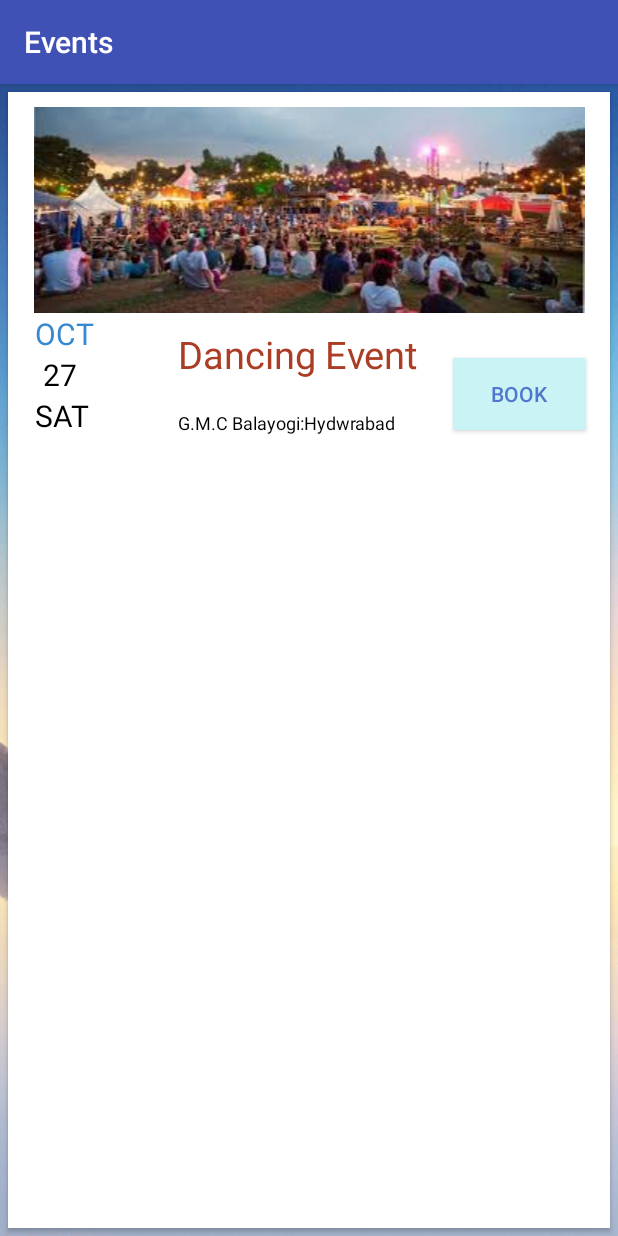
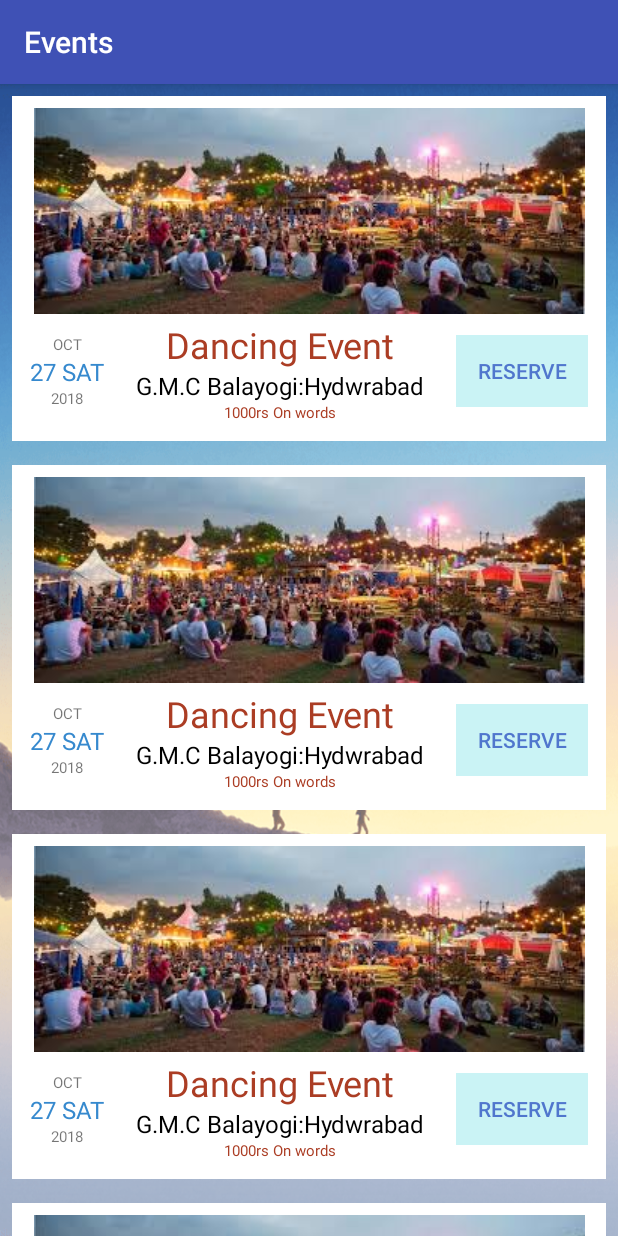
Before and after one commit to vamsheekrishna/pub, an Android app: the EventsFragment screen opened directly, with no data from a screen before it, on a phone screen of 412 x 824 dp. Run offline under Robolectric (Android 15) with nearby library versions, the phone set to English and light mode, and no system bars; network calls fail.

Commit message:
implemented event list view

```diff
--- a/pub_source/app/build.gradle
+++ b/pub_source/app/build.gradle
@@ -16,8 +16,8 @@ android {
             proguardFiles getDefaultProguardFile('proguard-android.txt'), 'proguard-rules.pro'
         }
         debug {
-            buildConfigField "String", "IMAGE_BASE_URL", "\"http://admin.peelabus.com/\""
-            buildConfigField "String", "BASE_URL", "\"http://admin.peelabus.com/webservices/\""
+            buildConfigField "String", "IMAGE_BASE_URL", "\"http://faithindia.org/vAm/my_events/api/\""
+            buildConfigField "String", "BASE_URL", "\"http://faithindia.org/vAm/my_events/api/\""
             buildConfigField "boolean", "IS_DEBUG", "false"
             //buildConfigField "String", "LOGIN_URL", "http://admin.peelabus.com/webservices/parentlogin.asmx/ParentLogin"
         }
@@ -40,6 +40,7 @@ dependencies {
     androidTestImplementation 'com.android.support.test:runner:1.0.2'
     androidTestImplementation 'com.android.support.test.espresso:espresso-core:3.0.2'
     implementation 'com.android.volley:volley:1.1.0'
+    implementation 'com.android.support:recyclerview-v7:28.0.0'
 
     //sms autothentication start
     implementation 'com.google.firebase:firebase-messaging:17.1.0'
--- a/pub_source/app/src/main/java/pub/com/mypub/authentication/Fforgot_1Fragment.java
+++ b/pub_source/app/src/main/java/pub/com/mypub/authentication/Fforgot_1Fragment.java
@@ -18,6 +18,7 @@ import org.json.JSONObject;
 
 import java.util.HashMap;
 
+import pub.com.mypub.BuildConfig;
 import pub.com.mypub.R;
 
 /**
@@ -123,7 +124,7 @@ public class Fforgot_1Fragment extends NetworkBaseFragment implements View.OnCli
                         HashMap<String, String> parems = new HashMap<>();
                         parems.put("password", myProfile.mPassword);
 
-                        stringAPIRequest(parems, Request.Method.POST, "http://faithindia.org/vAm/my_events/api/login.php/insertUserData", "registration");
+                        stringAPIRequest(parems, Request.Method.POST, BuildConfig.BASE_URL+"login.php/insertUserData", "registration");
                     }
                     else {
                         Toast.makeText(getActivity(), "password not matching", Toast.LENGTH_LONG).show();
--- a/pub_source/app/src/main/java/pub/com/mypub/authentication/ForgetFragment.java
+++ b/pub_source/app/src/main/java/pub/com/mypub/authentication/ForgetFragment.java
@@ -23,6 +23,7 @@ import org.json.JSONObject;
 
 import java.util.HashMap;
 
+import pub.com.mypub.BuildConfig;
 import pub.com.mypub.R;
 
 
@@ -154,7 +155,7 @@ public class ForgetFragment extends NetworkBaseFragment  implements View.OnClick
                 //
                 HashMap<String, String> parems = new HashMap<>();
                 parems.put("mobile_number", myProfile.mPhoneNumber);
-                stringAPIRequest(parems, Request.Method.POST, "http://faithindia.org/vAm/my_events/api/login.php/getLoginDetails", "login");
+                stringAPIRequest(parems, Request.Method.POST, BuildConfig.BASE_URL+"login.php/getLoginDetails", "login");
 
                 break;
 
--- a/pub_source/app/src/main/java/pub/com/mypub/authentication/LoginFragment.java
+++ b/pub_source/app/src/main/java/pub/com/mypub/authentication/LoginFragment.java
@@ -20,6 +20,7 @@ import org.json.JSONObject;
 
 import java.util.HashMap;
 
+import pub.com.mypub.BuildConfig;
 import pub.com.mypub.R;
 
 public class LoginFragment extends NetworkBaseFragment implements View.OnClickListener{
@@ -161,7 +162,7 @@ public class LoginFragment extends NetworkBaseFragment implements View.OnClickLi
                 HashMap<String, String> parems = new HashMap<>();
                 parems.put("password", myProfile.mPassword);
                 parems.put("mobile_number", myProfile.mPhoneNumber);
-                stringAPIRequest(parems, Request.Method.POST, "http://faithindia.org/vAm/my_events/api/login.php/getLoginDetails", "login");
+                stringAPIRequest(parems, Request.Method.POST, BuildConfig.BASE_URL+"login.php/getLoginDetails", "login");
                 break;
         }}
     }
--- a/pub_source/app/src/main/java/pub/com/mypub/authentication/RegistrationFragment.java
+++ b/pub_source/app/src/main/java/pub/com/mypub/authentication/RegistrationFragment.java
@@ -17,6 +17,7 @@ import org.json.JSONObject;
 
 import java.util.HashMap;
 
+import pub.com.mypub.BuildConfig;
 import pub.com.mypub.R;
 
 public class RegistrationFragment extends NetworkBaseFragment implements View.OnClickListener {
@@ -141,7 +142,7 @@ public class RegistrationFragment extends NetworkBaseFragment implements View.On
                     parems.put("password", myProfile.mPassword);
                     parems.put("mobile_number", myProfile.mPhoneNumber);
 
-                    stringAPIRequest(parems, Request.Method.POST, "http://faithindia.org/vAm/my_events/api/login.php/insertUserData", "registration");
+                    stringAPIRequest(parems, Request.Method.POST, BuildConfig.BASE_URL+"login.php/insertUserData", "registration");
                 }
                 else {
                     Toast.makeText(getActivity(), "password not matching", Toast.LENGTH_LONG).show();
--- /dev/null
+++ b/pub_source/app/src/main/java/pub/com/mypub/home/EventListAdapter.java
@@ -0,0 +1,31 @@
+package pub.com.mypub.home;
+
+import android.support.annotation.NonNull;
+import android.support.v7.widget.RecyclerView;
+import android.view.LayoutInflater;
+import android.view.View;
+import android.view.ViewGroup;
+
+import pub.com.mypub.R;
+
+public class EventListAdapter extends RecyclerView.Adapter<EventObject> {
+    @NonNull
+    @Override
+    public EventObject onCreateViewHolder(@NonNull ViewGroup viewGroup, int i) {
+        View itemView = LayoutInflater.from(viewGroup.getContext())
+                .inflate(R.layout.event_list_row, viewGroup, false);
+
+        return new EventObject(itemView);
+    }
+
+    @Override
+    public void onBindViewHolder(@NonNull EventObject eventObject, int i) {
+
+    }
+
+
+    @Override
+    public int getItemCount() {
+        return 6;
+    }
+}
--- /dev/null
+++ b/pub_source/app/src/main/java/pub/com/mypub/home/EventObject.java
@@ -0,0 +1,12 @@
+package pub.com.mypub.home;
+
+import android.support.annotation.NonNull;
+import android.support.v7.widget.RecyclerView;
+import android.view.View;
+
+public class EventObject extends RecyclerView.ViewHolder {
+
+    public EventObject(View view) {
+        super(view);
+    }
+}
--- a/pub_source/app/src/main/java/pub/com/mypub/home/EventsFragment.java
+++ b/pub_source/app/src/main/java/pub/com/mypub/home/EventsFragment.java
@@ -1,19 +1,17 @@
 package pub.com.mypub.home;
 
 import android.content.Context;
-import android.net.Uri;
 import android.os.Bundle;
 import android.support.v4.app.Fragment;
+import android.support.v7.widget.DefaultItemAnimator;
+import android.support.v7.widget.LinearLayoutManager;
+import android.support.v7.widget.RecyclerView;
 import android.view.LayoutInflater;
 import android.view.View;
 import android.view.ViewGroup;
 
-import com.android.volley.Request;
+import pub.com.mypub.R;
 
-import java.util.HashMap;
-
-import pub.com.mypub.R;
-//import pub.com.mypub.authentication.MyProfile;
 
 public class EventsFragment extends Fragment implements View.OnClickListener{
     private static final String ARG_PARAM1 = "param1";
@@ -51,8 +49,18 @@ public class EventsFragment extends Fragment implements View.OnClickListener{
                              Bundle savedInstanceState) {
         // Inflate the layout for this fragment
         View view = inflater.inflate(R.layout.fragment_events, container, false);
-        view.findViewById(R.id.book).setOnClickListener(this);
+        //view.findViewById(R.id.book).setOnClickListener(this);
         getActivity().setTitle("Events");
+
+        RecyclerView recyclerView = (RecyclerView) view.findViewById(R.id.event_list);
+
+        EventListAdapter mAdapter = new EventListAdapter();
+        RecyclerView.LayoutManager mLayoutManager = new LinearLayoutManager(getContext());
+        recyclerView.setLayoutManager(mLayoutManager);
+        recyclerView.setItemAnimator(new DefaultItemAnimator());
+        recyclerView.setAdapter(mAdapter);
+
+
         return view;
     }
 
--- /dev/null
+++ b/pub_source/app/src/main/res/layout/event_list_row.xml
@@ -0,0 +1,105 @@
+<?xml version="1.0" encoding="utf-8"?>
+<android.support.constraint.ConstraintLayout
+    xmlns:android="http://schemas.android.com/apk/res/android"
+    xmlns:app="http://schemas.android.com/apk/res-auto"
+    android:id="@+id/card_view"
+    android:layout_gravity="center"
+    android:layout_width="wrap_content"
+    android:layout_height="wrap_content"
+    android:background="@color/TextColor.White"
+    android:layout_margin="8dp"
+    android:padding="8dp"
+    app:layout_constraintCircleRadius="@dimen/card_album_radius">
+    <LinearLayout
+        android:orientation="vertical"
+        android:layout_width="wrap_content"
+        android:layout_height="wrap_content">
+        <ImageView
+            android:layout_width="match_parent"
+            android:layout_height="wrap_content"
+            android:id="@+id/top_view"
+            android:src="@drawable/event"
+            android:scaleType="centerInside"
+            />
+        <RelativeLayout
+            android:padding="4dp"
+            android:layout_width="match_parent"
+            android:layout_height="wrap_content"
+            >
+            <LinearLayout
+                android:id="@+id/date_layout"
+                android:gravity="center"
+                android:layout_centerVertical="true"
+                android:orientation="vertical"
+                android:layout_width="wrap_content"
+                android:layout_height="wrap_content">
+                <TextView
+                    android:layout_width="wrap_content"
+                    android:layout_height="wrap_content"
+                    android:id="@+id/month"
+                    android:text="OCT"
+                    android:textSize="10sp"/>
+                <TextView
+                    android:layout_width="wrap_content"
+                    android:layout_height="wrap_content"
+                    android:id="@+id/day"
+                    android:text="27 SAT"
+                    android:textColor= "#3689CE  "
+                    android:textSize="16sp"/>
+                <TextView
+                    android:textSize="10sp"
+                    android:id="@+id/year"
+                    android:layout_width="wrap_content"
+                    android:layout_height="wrap_content"
+                    android:text="2018"/>
+            </LinearLayout>
+            <LinearLayout
+                android:layout_centerVertical="true"
+                android:id="@+id/view_right"
+                android:layout_alignParentEnd="true"
+                android:orientation="vertical"
+                android:gravity="center"
+                android:layout_width="wrap_content"
+                android:layout_height="wrap_content">
+                <Button
+                    android:layout_width="wrap_content"
+                    android:layout_height="wrap_content"
+                    android:text="RESERVE"
+                    android:textColor="#5076CD "
+                    android:background="#CAF3F5  "
+                    android:id="@+id/book"/>
+            </LinearLayout>
+            <LinearLayout
+                android:layout_centerVertical="true"
+                android:layout_toEndOf="@+id/date_layout"
+                android:layout_toStartOf="@+id/view_right"
+                android:orientation="vertical"
+                android:gravity="center"
+                android:layout_width="wrap_content"
+                android:layout_height="wrap_content">
+                <TextView
+                    android:layout_width="wrap_content"
+                    android:layout_height="wrap_content"
+                    android:id="@+id/event"
+                    android:textSize="24sp"
+                    android:text="Dancing Event"
+                    android:textColor= "#AB3D24"/>
+                <TextView
+                    android:layout_width="wrap_content"
+                    android:layout_height="wrap_content"
+                    android:id="@+id/detail"
+                    android:textSize="16sp"
+                    android:text="G.M.C Balayogi:Hydwrabad"
+                    android:textColor="@android:color/black"/>
+
+                <TextView
+                    android:layout_width="wrap_content"
+                    android:layout_height="wrap_content"
+                    android:id="@+id/amount"
+                    android:textSize="10sp"
+                    android:text="1000rs On words"
+                    android:textColor= "#AB3D24"/>
+            </LinearLayout>
+        </RelativeLayout>
+    </LinearLayout>
+</android.support.constraint.ConstraintLayout>
--- a/pub_source/app/src/main/res/layout/fragment_events.xml
+++ b/pub_source/app/src/main/res/layout/fragment_events.xml
@@ -1,104 +1,19 @@
 <FrameLayout xmlns:android="http://schemas.android.com/apk/res/android"
     xmlns:tools="http://schemas.android.com/tools"
-    android:layout_width="match_parent"
-    android:layout_height="match_parent"
+    android:layout_width="wrap_content"
+    android:layout_height="wrap_content"
     android:background="@android:color/transparent"
     tools:context="pub.com.mypub.home.EventsFragment">
 
+    <android.support.v7.widget.RecyclerView
+        android:id="@+id/event_list"
+        android:layout_width="match_parent"
+        android:layout_height="match_parent"/>
+    <!--<android.support.v7.widget.CardView
+        xmlns:card_view="http://schemas.android.com/apk/res-auto"
+        >
 
-    <android.support.v7.widget.CardView
-        xmlns:card_view="http://schemas.android.com/apk/res-auto"
-        android:id="@+id/card_view"
-        android:layout_gravity="center"
-        android:layout_width="match_parent"
-        android:layout_height="match_parent"
-        android:layout_margin="@dimen/card_margin"
-        android:elevation="3dp"
-        card_view:cardCornerRadius="@dimen/card_album_radius">
 
-    <RelativeLayout
-        android:layout_width="match_parent"
-        android:layout_height="wrap_content"
-        android:background="@drawable/gradient_bg"
-        >
-        <ImageView
-            android:layout_width="match_parent"
-            android:layout_height="wrap_content"
-            android:id="@+id/rr"
-            android:src="@drawable/event"
-            android:layout_marginTop="10dp"
-            />
 
-<TextView
-    android:layout_width="wrap_content"
-    android:layout_height="wrap_content"
-    android:id="@+id/date"
-    android:paddingStart="8dp"
-    android:paddingEnd="8dp"
-    android:text="OCT"
-    android:textColor= "#3689CE  "
-    android:textSize="20dp"
-    android:layout_below="@+id/rr"
-    android:layout_marginLeft="10dp"/>
-        <TextView
-            android:layout_width="wrap_content"
-            android:layout_height="wrap_content"
-            android:id="@+id/date1"
-            android:paddingStart="8dp"
-            android:paddingEnd="8dp"
-            android:text="27"
-            android:textColor="@android:color/black"
-            android:textSize="20dp"
-            android:layout_below="@+id/date"
-            android:layout_marginLeft="15dp"/>
-        <TextView
-            android:layout_width="wrap_content"
-            android:layout_height="wrap_content"
-            android:id="@+id/date2"
-            android:paddingStart="8dp"
-            android:paddingEnd="8dp"
-            android:text="SAT"
-            android:textColor="@android:color/black"
-            android:textSize="20dp"
-            android:layout_below="@+id/date1"
-            android:layout_marginLeft="10dp"/>
-        <TextView
-            android:layout_width="wrap_content"
-            android:layout_height="wrap_content"
-            android:id="@+id/event"
-            android:paddingStart="8dp"
-            android:paddingEnd="8dp"
-            android:text="Dancing Event"
-            android:textSize="25dp"
-            android:layout_below="@+id/rr"
-            android:layout_toRightOf="@+id/date"
-            android:padding="10dp"
-            android:layout_marginLeft="40dp"
-            android:textColor= "#AB3D24"/>
-        <TextView
-            android:layout_width="wrap_content"
-            android:layout_height="wrap_content"
-            android:id="@+id/detail"
-            android:paddingStart="8dp"
-            android:paddingEnd="8dp"
-            android:text="G.M.C Balayogi:Hydwrabad"
-            android:textColor="@android:color/black"
-            android:textSize="12dp"
-            android:layout_below="@+id/event"
-            android:layout_toRightOf="@+id/date"
-            android:padding="10dp"
-            android:layout_marginLeft="40dp"/>
-        <Button
-            android:layout_width="wrap_content"
-            android:layout_height="wrap_content"
-            android:layout_below="@+id/rr"
-            android:layout_toRightOf="@+id/detail"
-            android:layout_marginTop="30dp"
-            android:layout_marginLeft="30dp"
-            android:text="Book"
-            android:textColor="#5076CD "
-            android:background="#CAF3F5  "
-            android:id="@+id/book"/>
-        </RelativeLayout>
-    </android.support.v7.widget.CardView>
+    </android.support.v7.widget.CardView>-->
 </FrameLayout>
--- a/pub_source/app/src/main/res/values/dimens.xml
+++ b/pub_source/app/src/main/res/values/dimens.xml
@@ -11,7 +11,7 @@
     <dimen name="backdrop_title">30dp</dimen>
     <dimen name="backdrop_subtitle">18dp</dimen>
     <dimen name="card_margin">5dp</dimen>
-    <dimen name="card_album_radius">0dp</dimen>
+    <dimen name="card_album_radius">5dp</dimen>
     <dimen name="album_cover_height">160dp</dimen>
     <dimen name="album_title_padding">10dp</dimen>
     <dimen name="album_title">15dp</dimen>
```
